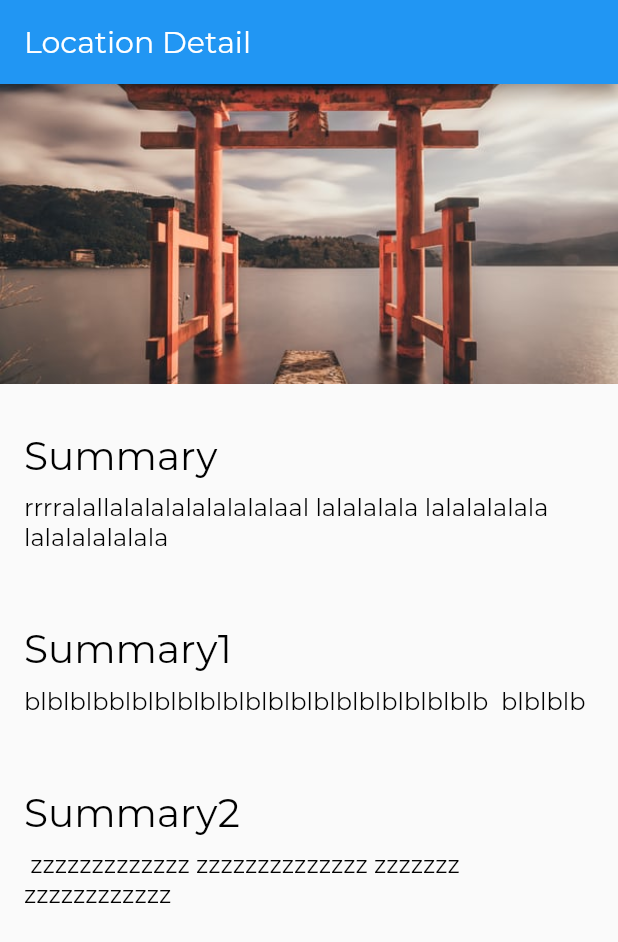
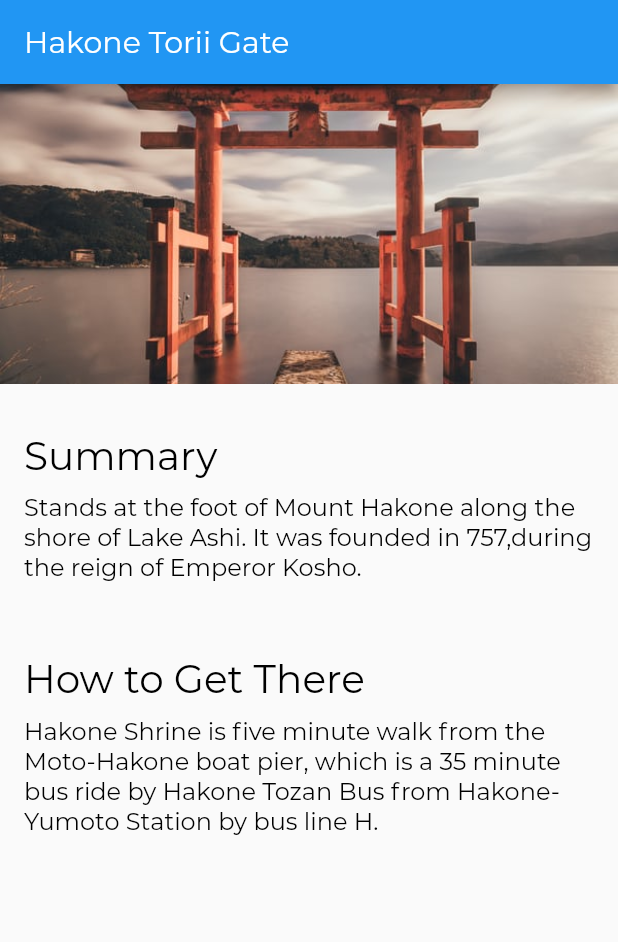
Before and after one commit to RitikaT19/Tourism_Flutter, a Flutter app: the screen it shows after launch, on a phone screen of 412 x 824 dp. Shown: the top 942 px of the screen. Run offline on Flutter 3.47's test engine with Material 2 defaults, Android fonts, the phone set to English and light mode, and no system bars.

Commit message:
feat: added business logic (models)

```diff
--- a/demo_new/lib/app.dart
+++ b/demo_new/lib/app.dart
@@ -1,6 +1,6 @@
 import 'package:flutter/material.dart';
 import 'package:flutter/widgets.dart';
-import 'location_detail.dart';
+import 'screen/location_detail.dart';
 import 'style.dart';
 
 class App extends StatelessWidget {
--- /dev/null
+++ b/demo_new/lib/models/location.dart
@@ -0,0 +1,20 @@
+import 'location_fact.dart';
+
+class Location {
+  String name;
+  String imagePath;
+  final List<LocationFact> facts;
+
+  Location(this.name, this.imagePath, this.facts);
+
+  static List<Location> fetchAll() {
+    return [
+      Location('Hakone Torii Gate', 'assets/images/pic.jpg', [
+        LocationFact('Summary',
+        'Stands at the foot of Mount Hakone along the shore of Lake Ashi. It was founded in 757,during the reign of Emperor Kosho.'),
+        LocationFact('How to Get There',
+        'Hakone Shrine is five minute walk from the Moto-Hakone boat pier, which is a 35 minute bus ride by Hakone Tozan Bus from Hakone-Yumoto Station by bus line H.')
+      ]),
+    ];
+  }
+}
--- /dev/null
+++ b/demo_new/lib/models/location_fact.dart
@@ -0,0 +1,6 @@
+class LocationFact {
+  final String title;
+  final String text;
+
+  LocationFact(this.title, this.text);
+}
--- a/demo_new/lib/location_detail.dart
+++ b/demo_new/lib/screen/location_detail.dart
@@ -2,23 +2,28 @@ import 'package:flutter/material.dart';
 import 'package:flutter/widgets.dart';
 import 'text_section.dart';
 import 'image_banner.dart';
+import '../../models/location.dart';
 
 class Hello extends StatelessWidget {
   @override //overriding an existing function that stateless widget provides to us
   Widget build(BuildContext context) {
+    final locations = Location.fetchAll(); //locations is a list
+    final location = locations.first;
+
     return Scaffold(
         appBar: AppBar(
-          title: Text("Location Detail"),
+          title: Text(location.name),
         ),
         body: Column(
           mainAxisAlignment: MainAxisAlignment.start,
           crossAxisAlignment: CrossAxisAlignment.stretch,
           children: [
-            ImageBanner("assets/images/pic.jpg"),
-            TextSection("Summary","rrrralallalalalalalalalalaal lalalalala lalalalalala lalalalalalala"),
-            TextSection("Summary1","blblblbblblblblblblblblblblblblblblblblb  blblblb "),
-            TextSection("Summary2"," zzzzzzzzzzzzz zzzzzzzzzzzzzz zzzzzzz  zzzzzzzzzzzz"),
-          ],
+            ImageBanner(location.imagePath),
+          ]..addAll(textSections(location) ),
         )); //AppBar is navigation bar
   }
+
+  List<Widget> textSections(Location location){
+    return location.facts.map((fact) => TextSection(fact.title, fact.text)).toList();
+  }
 }
```
Also changed, not shown: demo_new/lib/screen/image_banner.dart (renamed from demo_new/lib/image_banner.dart), demo_new/lib/screen/text_section.dart (renamed from demo_new/lib/text_section.dart).
